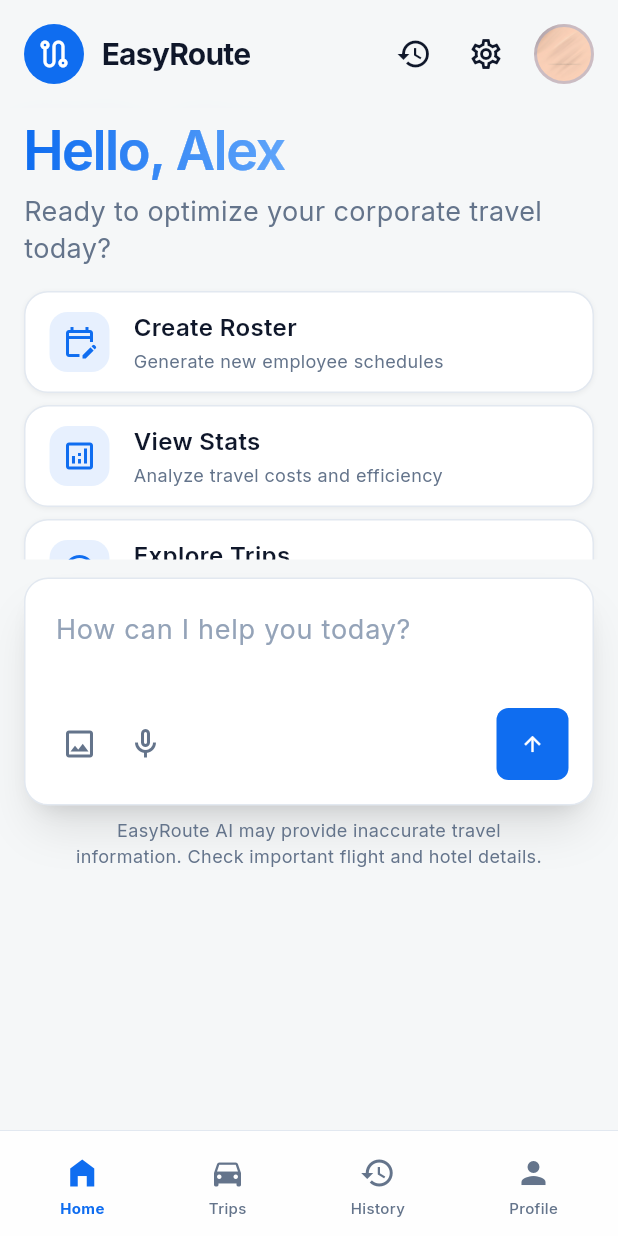
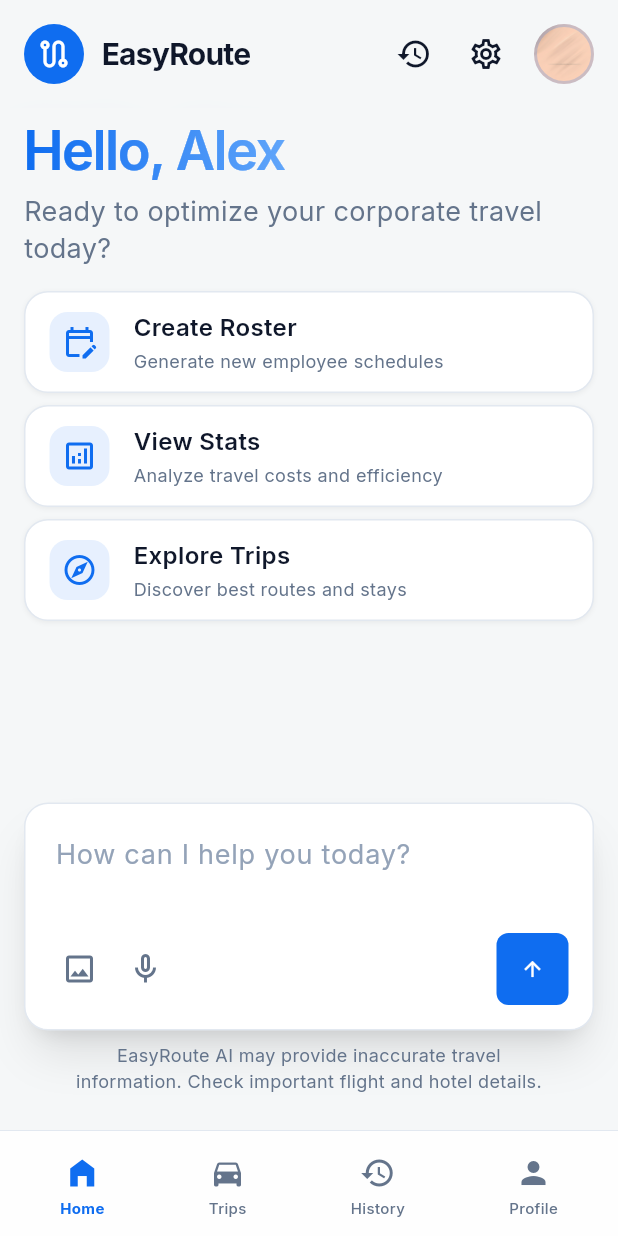
Before and after one commit to s9swata/easyroute2, a Flutter app: the screen it shows after launch, on a phone screen of 412 x 824 dp. Run offline on Flutter 3.47's test engine with Material 3 defaults, Android fonts, the phone set to English and light mode, and no system bars; our stand-ins replace google_fonts.

Commit message:
Fix UI Stack constraint to force AI chat box to the absolute bottom of the screen

```diff
--- a/lib/home_screen.dart
+++ b/lib/home_screen.dart
@@ -15,6 +15,7 @@ class HomeScreen extends StatelessWidget {
       extendBody: true,
       bottomNavigationBar: const SharedBottomNavBar(currentIndex: 0),
       body: Stack(
+        fit: StackFit.expand,
         children: [
           // Main Scrollable Content
           SingleChildScrollView(
```
